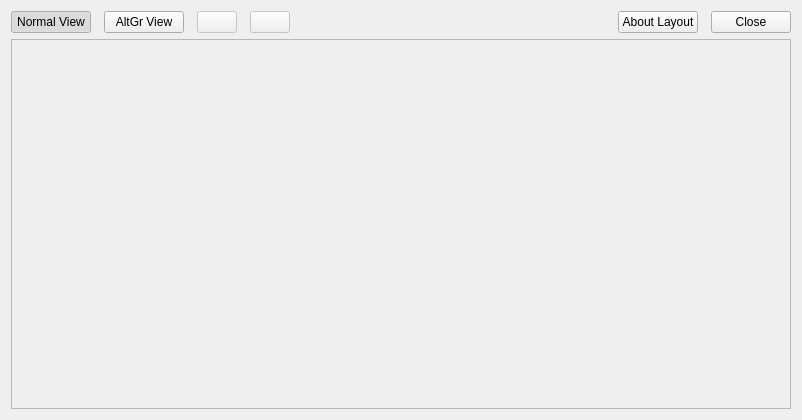
OpenBangla/OpenBangla-Keyboard, file src/frontend/LayoutViewer.ui: the form before one commit.
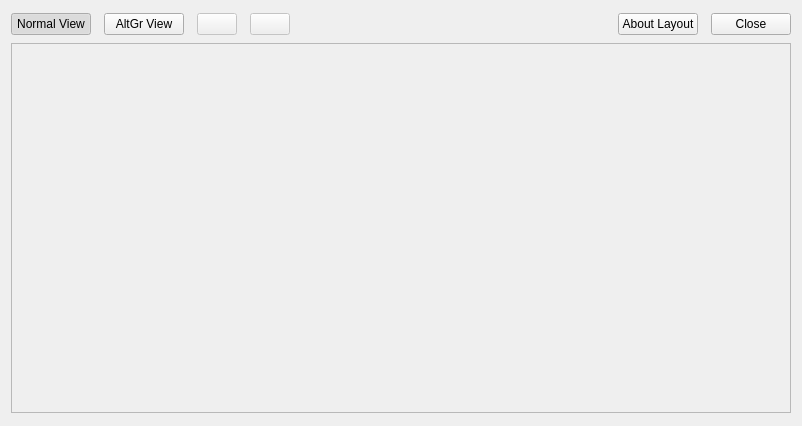
The form after the commit. Icons and pictures are not drawn.

Commit message:
Set Fixed Windows Size
User can not change the window size

Patch:
```diff
--- a/src/frontend/LayoutViewer.ui
+++ b/src/frontend/LayoutViewer.ui
@@ -6,12 +6,12 @@
    <rect>
     <x>0</x>
     <y>0</y>
-    <width>779</width>
-    <height>417</height>
+    <width>798</width>
+    <height>426</height>
    </rect>
   </property>
   <property name="sizePolicy">
-   <sizepolicy hsizetype="Preferred" vsizetype="Preferred">
+   <sizepolicy hsizetype="Fixed" vsizetype="Fixed">
     <horstretch>0</horstretch>
     <verstretch>0</verstretch>
    </sizepolicy>
@@ -22,6 +22,12 @@
     <height>0</height>
    </size>
   </property>
+  <property name="maximumSize">
+   <size>
+    <width>798</width>
+    <height>426</height>
+   </size>
+  </property>
   <property name="windowTitle">
    <string>Dialog</string>
   </property>
```
